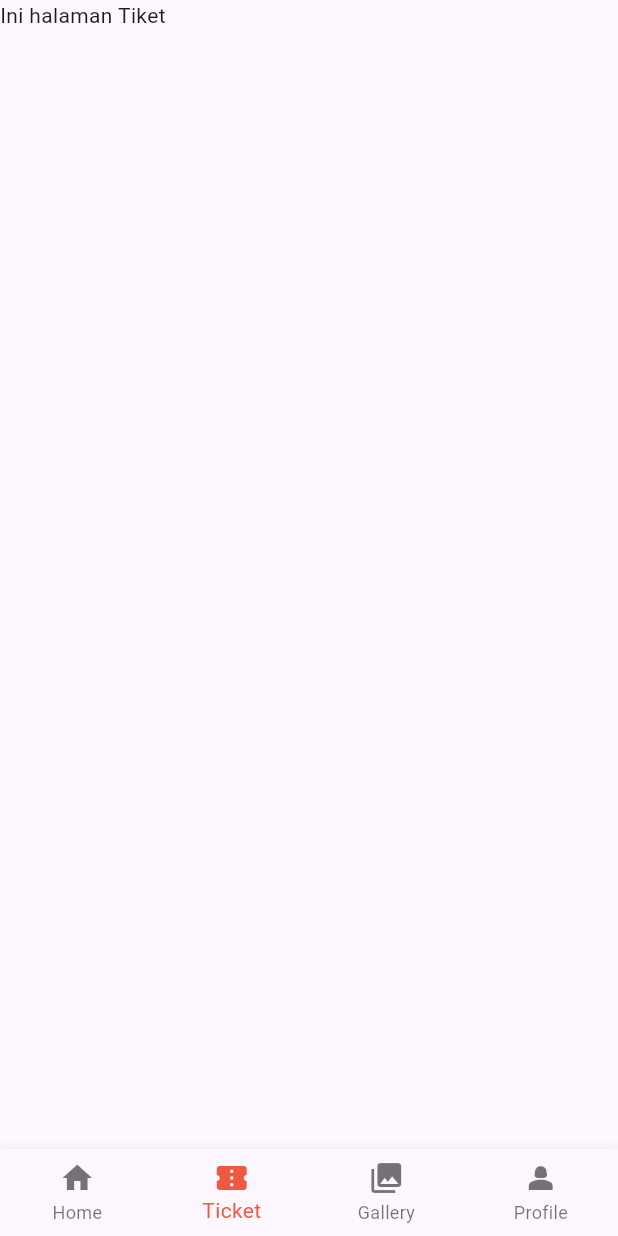
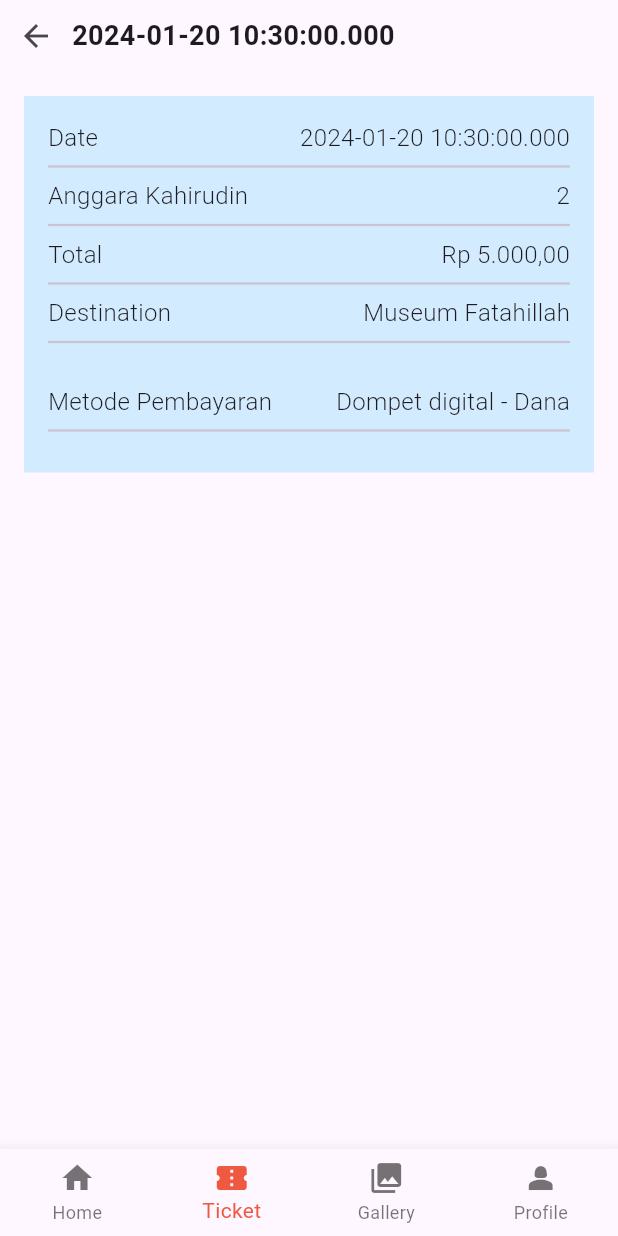
Before and after one commit to NVG-064/project_pemmob, a Flutter app: the NavAdmin screen opened directly, item 2 of the bottom bar chosen, on a phone screen of 412 x 824 dp. Run offline on Flutter 3.47's test engine with Material 3 defaults, Android fonts, the phone set to English and light mode, and no system bars; our stand-ins replace cloud_firestore, firebase_auth, firebase_core, google_sign_in, table_calendar, webview_flutter; accounts and stored records are empty.

Commit message:
Payment Admin

```diff
--- a/lib/admin/nav_admin.dart
+++ b/lib/admin/nav_admin.dart
@@ -1,6 +1,7 @@
 // home_page.dart
 import 'package:flutter/material.dart';
 import 'package:project_pemmob/admin/gallery_admin.dart';
+import 'package:project_pemmob/admin/pembayaran_admin.dart';
 
 class NavAdmin extends StatefulWidget {
   const NavAdmin({Key? key}) : super(key: key);
@@ -15,7 +16,10 @@ class _NavAdminState extends State<NavAdmin> {
   // List of pages to be displayed
   final List<Widget> _pages = [
     const Text('Ini halaman Home'),
-    const Text('Ini halaman Tiket'),
+    PaymentAdmin(
+      selectedDate: DateTime.now(),
+      numberOfTickets: 2,
+    ),
     const GalleryAdmin(),
     const Text('Ini halaman Profile'),
   ];
--- /dev/null
+++ b/lib/admin/pembayaran_admin.dart
@@ -0,0 +1,251 @@
+import 'package:flutter/material.dart';
+
+class PaymentAdmin extends StatelessWidget {
+  final DateTime selectedDate;
+  final int numberOfTickets;
+
+  const PaymentAdmin({
+    Key? key,
+    required this.selectedDate,
+    required this.numberOfTickets,
+  }) : super(key: key);
+
+  @override
+  Widget build(BuildContext context) {
+    return Scaffold(
+      body: SafeArea(
+        child: SingleChildScrollView(
+          // Wrap with SingleChildScrollView for scrollability
+          child: Column(
+            crossAxisAlignment: CrossAxisAlignment.start,
+            children: [
+              Padding(
+                padding: const EdgeInsets.symmetric(horizontal: 0),
+                child: Row(
+                  children: [
+                    IconButton(
+                      icon: const Icon(Icons.arrow_back),
+                      onPressed: () {
+                        Navigator.pop(context);
+                      },
+                    ),
+                    Column(
+                      crossAxisAlignment: CrossAxisAlignment.start,
+                      children: [
+                        Text(
+                          '${selectedDate.toLocal()}',
+                          style: const TextStyle(
+                            fontSize: 18,
+                            fontWeight: FontWeight.bold,
+                          ),
+                        ),
+                      ],
+                    ),
+                  ],
+                ),
+              ),
+              const SizedBox(height: 16),
+              Padding(
+                padding: const EdgeInsets.symmetric(horizontal: 16),
+                child: Container(
+                  color: Color.fromARGB(255, 210, 235, 255),
+                  child: Column(
+                    children: [
+                      const SizedBox(height: 16),
+                      _buildTicketInfoRow("Date", '${selectedDate.toLocal()}'),
+                      _buildTicketInfoRow(
+                          "Anggara Kahirudin", '$numberOfTickets'),
+                      _buildTicketInfoRow("Total", 'Rp 5.000,00'),
+                      _buildTicketInfoRow("Destination", 'Museum Fatahillah'),
+                      const SizedBox(height: 20),
+                      _buildTicketInfoRow(
+                          "Metode Pembayaran", 'Dompet digital - Dana'),
+                      const SizedBox(height: 20),
+                    ],
+                  ),
+                ),
+              ),
+            ],
+          ),
+        ),
+      ),
+    );
+  }
+
+  Widget _buildTicketInfoRow(String label, String value) {
+    return Padding(
+      padding: const EdgeInsets.symmetric(horizontal: 16),
+      child: Column(
+        children: [
+          Row(
+            mainAxisAlignment: MainAxisAlignment.spaceBetween,
+            children: [
+              Text(
+                label,
+                style:
+                    const TextStyle(fontSize: 16, fontWeight: FontWeight.w300),
+              ),
+              Text(
+                value,
+                style:
+                    const TextStyle(fontSize: 16, fontWeight: FontWeight.w300),
+              ),
+            ],
+          ),
+          const Divider(thickness: 1.5),
+        ],
+      ),
+    );
+  }
+
+  Widget _buildPaymentMethod(String title, List<String> options) {
+    return Padding(
+      padding: const EdgeInsets.symmetric(horizontal: 16),
+      child: Container(
+        color: Color.fromARGB(255, 210, 235, 255),
+        child: Padding(
+          padding: const EdgeInsets.symmetric(vertical: 16, horizontal: 16),
+          child: Column(
+            crossAxisAlignment: CrossAxisAlignment.start,
+            children: [
+              Text(
+                title,
+                style: TextStyle(fontSize: 16, fontWeight: FontWeight.bold),
+              ),
+              Divider(
+                thickness: 1.5,
+              ),
+              Column(
+                children: options.map((option) {
+                  return _buildMultipleChoice(option);
+                }).toList(),
+              ),
+            ],
+          ),
+        ),
+      ),
+    );
+  }
+
+  Widget _buildMultipleChoice(String option) {
+    return Padding(
+      padding: const EdgeInsets.symmetric(vertical: 0),
+      child: Column(
+        children: [
+          Row(
+            children: [
+              Radio(
+                value: null,
+                groupValue: null,
+                onChanged: null,
+              ),
+              Text(
+                option,
+                style: TextStyle(fontWeight: FontWeight.w400, fontSize: 16),
+              ),
+            ],
+          ),
+        ],
+      ),
+    );
+  }
+
+  void _handlePayment(BuildContext context) {
+    Navigator.pushReplacement(
+      context,
+      MaterialPageRoute(
+        builder: (context) => ConfirmationPage(
+          selectedDate: selectedDate,
+          numberOfTickets: numberOfTickets,
+        ),
+      ),
+    );
+  }
+}
+
+class ConfirmationPage extends StatelessWidget {
+  final DateTime selectedDate;
+  final int numberOfTickets;
+
+  const ConfirmationPage({
+    Key? key,
+    required this.selectedDate,
+    required this.numberOfTickets,
+  }) : super(key: key);
+
+  @override
+  Widget build(BuildContext context) {
+    return Scaffold(
+      body: SafeArea(
+        child: Column(
+          mainAxisAlignment: MainAxisAlignment.center,
+          crossAxisAlignment: CrossAxisAlignment.center,
+          children: [
+            const SizedBox(height: 40),
+            Padding(
+              padding: const EdgeInsets.symmetric(horizontal: 16.0),
+              child: Container(
+                child: Column(
+                  children: [
+                    const SizedBox(height: 16),
+                    Row(
+                      mainAxisAlignment: MainAxisAlignment.start,
+                      children: [
+                        const SizedBox(width: 8),
+                      ],
+                    ),
+                    const SizedBox(height: 16),
+                    _buildTicketInfoRow("Booking ID", '000102340908'),
+                    _buildTicketInfoRow("Date", '${selectedDate.toLocal()}'),
+                    _buildTicketInfoRow("PAX", '$numberOfTickets'),
+                    _buildTicketInfoRow("Total", 'Rp 5.000,00'),
+                    _buildTicketInfoRow(
+                      "Destination",
+                      'Museum Fatahillah',
+                    ),
+                  ],
+                ),
+              ),
+            ),
+          ],
+        ),
+      ),
+    );
+  }
+
+  Widget _buildTicketInfoRow(String label, String value,
+      {double fontSize = 16}) {
+    return Padding(
+      padding: const EdgeInsets.symmetric(horizontal: 16),
+      child: Column(
+        children: [
+          Row(
+            mainAxisAlignment: MainAxisAlignment.spaceBetween,
+            children: [
+              Text(
+                label,
+                style:
+                    TextStyle(fontSize: fontSize, fontWeight: FontWeight.w300),
+              ),
+              Text(
+                value,
+                style:
+                    TextStyle(fontSize: fontSize, fontWeight: FontWeight.w300),
+              ),
+            ],
+          ),
+          const Divider(thickness: 1.5),
+        ],
+      ),
+    );
+  }
+}
+
+void main() {
+  runApp(MaterialApp(
+    home: PaymentAdmin(
+      selectedDate: DateTime.now(),
+      numberOfTickets: 2,
+    ),
+  ));
+}
```
Also changed, not shown: pubspec.lock.
